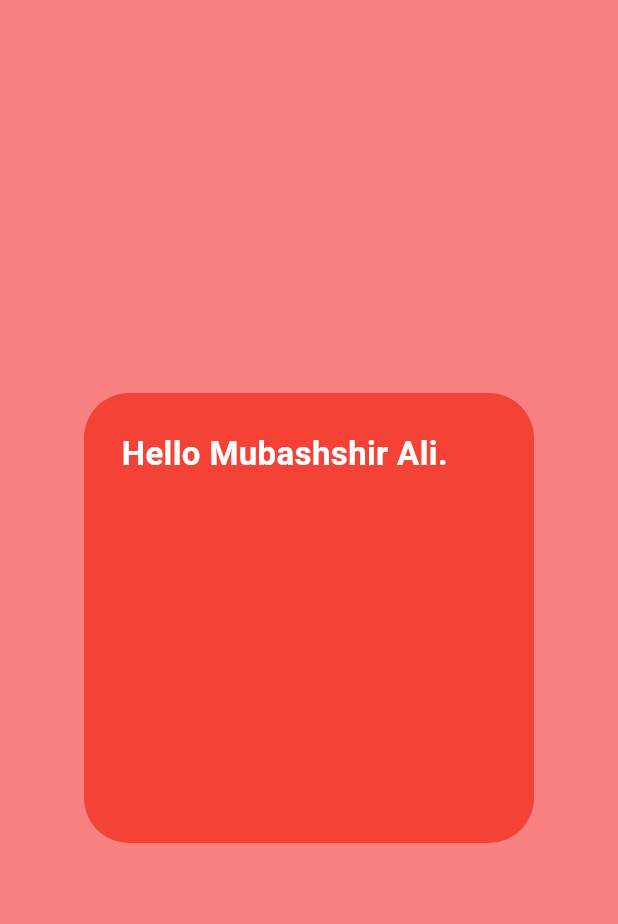
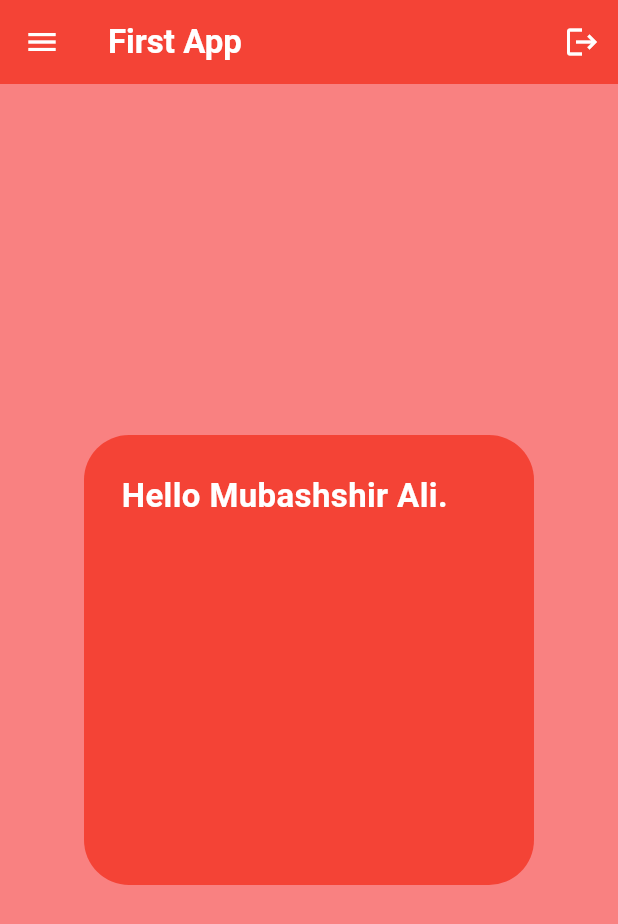
Before and after one commit to themubalion/Flutter-basics, a Flutter app: the screen it shows after launch, on a phone screen of 412 x 824 dp. Shown: the top 924 px of the screen. Run offline on Flutter 3.47's test engine with Material 3 defaults, Android fonts, the phone set to English and light mode, and no system bars.

Commit message:
App Bar basics

```diff
--- a/lib/main.dart
+++ b/lib/main.dart
@@ -58,6 +58,20 @@ class MyApp extends StatelessWidget {
     return MaterialApp(
         home: Scaffold(
           backgroundColor: Color.fromARGB(255, 249, 129, 129),
+          appBar: AppBar(
+            title:Text('First App',
+            style: TextStyle(
+              color: Colors.white,
+              fontWeight: FontWeight.bold
+            ),
+            ) ,
+            backgroundColor: Colors.red,
+            leading: Icon(Icons.menu,
+            color: Colors.white,),
+            actions: [
+              IconButton(onPressed: (){}, icon: Icon(Icons.logout,color: Colors.white,))
+            ],
+          ),
           body: Center(
             child: Container(
               height: 300,
```
